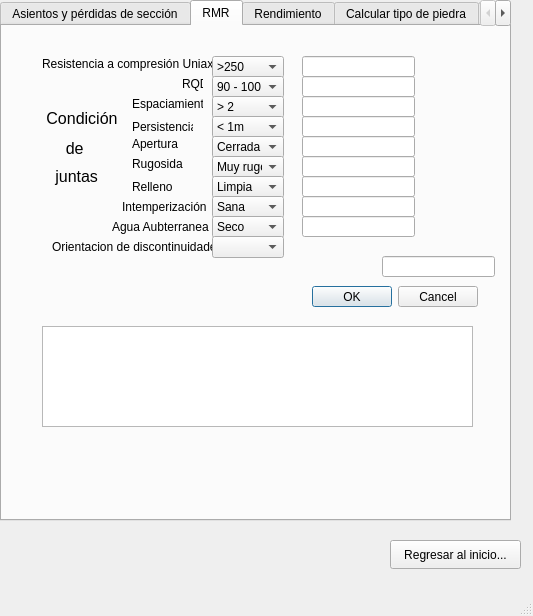
The window that maincalculoswindow.ui (lumartch/Proyecto_Tuneladora) describes before a commit, drawn with Qt 5.
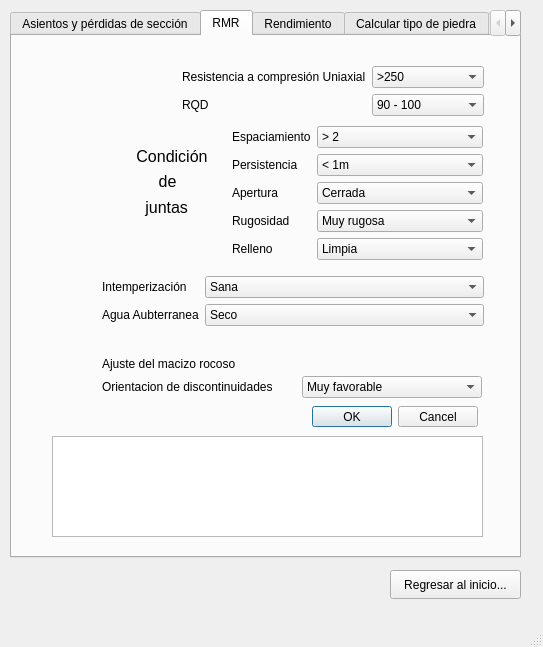
The same window after the commit. The open tabs and pages were chosen to show the change.

The edit to the form file:
```diff
--- a/maincalculoswindow.ui
+++ b/maincalculoswindow.ui
@@ -6,8 +6,8 @@
    <rect>
     <x>0</x>
     <y>0</y>
-    <width>533</width>
-    <height>616</height>
+    <width>543</width>
+    <height>647</height>
    </rect>
   </property>
   <property name="windowTitle">
@@ -17,10 +17,10 @@
    <widget class="QTabWidget" name="calculosTabWidget">
     <property name="geometry">
      <rect>
-      <x>0</x>
-      <y>0</y>
+      <x>10</x>
+      <y>10</y>
       <width>511</width>
-      <height>521</height>
+      <height>548</height>
      </rect>
     </property>
     <property name="currentIndex">
@@ -271,119 +271,18 @@
      <attribute name="title">
       <string>RMR</string>
      </attribute>
-     <widget class="QLabel" name="resistenciaL">
-      <property name="geometry">
-       <rect>
-        <x>40</x>
-        <y>30</y>
-        <width>171</width>
-        <height>16</height>
-       </rect>
-      </property>
-      <property name="text">
-       <string>Resistencia a compresión Uniaxial</string>
-      </property>
-     </widget>
-     <widget class="QLabel" name="rqdL">
-      <property name="geometry">
-       <rect>
-        <x>180</x>
-        <y>50</y>
-        <width>21</width>
-        <height>16</height>
-       </rect>
-      </property>
-      <property name="text">
-       <string>RQD</string>
-      </property>
-     </widget>
-     <widget class="QLabel" name="espaciamientoL">
-      <property name="geometry">
-       <rect>
-        <x>130</x>
-        <y>70</y>
-        <width>71</width>
-        <height>16</height>
-       </rect>
-      </property>
-      <property name="text">
-       <string>Espaciamiento</string>
-      </property>
-     </widget>
-     <widget class="QLabel" name="persistenciaL">
-      <property name="geometry">
-       <rect>
-        <x>130</x>
-        <y>90</y>
-        <width>61</width>
-        <height>21</height>
-       </rect>
-      </property>
-      <property name="text">
-       <string>Persistencia</string>
-      </property>
-     </widget>
-     <widget class="QLabel" name="aperturaL">
-      <property name="geometry">
-       <rect>
-        <x>130</x>
-        <y>110</y>
-        <width>47</width>
-        <height>16</height>
-       </rect>
-      </property>
-      <property name="text">
-       <string>Apertura</string>
-      </property>
-     </widget>
-     <widget class="QLabel" name="rugosidadL">
-      <property name="geometry">
-       <rect>
-        <x>130</x>
-        <y>130</y>
-        <width>51</width>
-        <height>16</height>
-       </rect>
-      </property>
-      <property name="text">
-       <string>Rugosidad</string>
-      </property>
-     </widget>
-     <widget class="QLabel" name="rellenoL">
-      <property name="geometry">
-       <rect>
-        <x>130</x>
-        <y>150</y>
-        <width>47</width>
-        <height>21</height>
-       </rect>
-      </property>
-      <property name="text">
-       <string>Relleno</string>
-      </property>
-     </widget>
-     <widget class="QLabel" name="intemperizacionL">
+     <widget class="QWidget" name="verticalLayoutWidget">
       <property name="geometry">
        <rect>
         <x>120</x>
-        <y>170</y>
-        <width>91</width>
-        <height>21</height>
+        <y>110</y>
+        <width>86</width>
+        <height>71</height>
        </rect>
       </property>
-      <property name="text">
-       <string>Intemperización</string>
-      </property>
-     </widget>
+      <layout class="QGridLayout" name="gridLayout">
+       <item row="0" column="0">
      <widget class="QLabel" name="condicionL">
-      <property name="geometry">
-       <rect>
-        <x>40</x>
-        <y>72</y>
-        <width>81</width>
-        <height>41</height>
-       </rect>
-      </property>
       <property name="font">
        <font>
         <pointsize>12</pointsize>
@@ -393,33 +292,21 @@
        <string> Condición</string>
       </property>
      </widget>
+       </item>
+       <item row="1" column="0">
      <widget class="QLabel" name="deL">
-      <property name="geometry">
-       <rect>
-        <x>46</x>
-        <y>112</y>
-        <width>71</width>
-        <height>21</height>
-       </rect>
-      </property>
       <property name="font">
        <font>
         <pointsize>12</pointsize>
        </font>
       </property>
       <property name="text">
-       <string>    de</string>
-      </property>
-     </widget>
+          <string>      de</string>
+         </property>
+        </widget>
+       </item>
+       <item row="2" column="0">
      <widget class="QLabel" name="juntasL">
-      <property name="geometry">
-       <rect>
-        <x>40</x>
-        <y>140</y>
-        <width>71</width>
-        <height>21</height>
-       </rect>
-      </property>
       <property name="font">
        <font>
         <pointsize>12</pointsize>
@@ -429,39 +316,115 @@
        <string>   juntas</string>
       </property>
      </widget>
-     <widget class="QWidget" name="verticalLayoutWidget">
+       </item>
+      </layout>
+     </widget>
+     <widget class="QLabel" name="discontinuidadL">
+      <property name="geometry">
+       <rect>
+        <x>90</x>
+        <y>340</y>
+        <width>194</width>
+        <height>22</height>
+       </rect>
+      </property>
+      <property name="text">
+       <string>Orientacion de discontinuidades</string>
+      </property>
+     </widget>
+     <widget class="QComboBox" name="discontinuidadCB">
+      <property name="geometry">
+       <rect>
+        <x>290</x>
+        <y>340</y>
+        <width>180</width>
+        <height>22</height>
+       </rect>
+      </property>
+      <item>
+       <property name="text">
+        <string>Muy favorable</string>
+       </property>
+      </item>
+      <item>
+       <property name="text">
+        <string>Favorable</string>
+       </property>
+      </item>
+      <item>
+       <property name="text">
+        <string>Medio</string>
+       </property>
+      </item>
+      <item>
+       <property name="text">
+        <string>Desfavorable</string>
+       </property>
+      </item>
+      <item>
+       <property name="text">
+        <string>Muy desfavorable</string>
+       </property>
+      </item>
+     </widget>
+     <widget class="QTextEdit" name="rmrTE">
       <property name="geometry">
        <rect>
         <x>40</x>
-        <y>70</y>
-        <width>81</width>
+        <y>400</y>
+        <width>431</width>
         <height>101</height>
        </rect>
       </property>
-      <layout class="QVBoxLayout" name="verticalLayout"/>
      </widget>
-     <widget class="QComboBox" name="resistenciaCB">
+     <widget class="QDialogButtonBox" name="rmrBB">
       <property name="geometry">
        <rect>
-        <x>210</x>
-        <y>30</y>
-        <width>72</width>
-        <height>22</height>
+        <x>300</x>
+        <y>370</y>
+        <width>166</width>
+        <height>21</height>
        </rect>
       </property>
-      <item>
+      <property name="standardButtons">
+       <set>QDialogButtonBox::Cancel|QDialogButtonBox::Ok</set>
+      </property>
+     </widget>
+     <widget class="QLabel" name="ajusteL">
+      <property name="geometry">
+       <rect>
+        <x>90</x>
+        <y>320</y>
+        <width>381</width>
+        <height>16</height>
+       </rect>
+      </property>
        <property name="text">
-        <string>&gt;250</string>
-       </property>
-      </item>
-      <item>
+       <string>Ajuste del macizo rocoso</string>
+      </property>
+     </widget>
+     <widget class="QWidget" name="">
+      <property name="geometry">
+       <rect>
+        <x>90</x>
+        <y>240</y>
+        <width>382</width>
+        <height>61</height>
+       </rect>
+      </property>
+      <layout class="QFormLayout" name="formLayout">
+       <item row="0" column="0">
+        <widget class="QLabel" name="intemperizacionL">
        <property name="text">
-        <string>100 - 250</string>
-       </property>
-      </item>
+          <string>Intemperización</string>
+         </property>
+        </widget>
+       </item>
+       <item row="0" column="1">
+        <widget class="QComboBox" name="intemperizacionCB">
       <item>
        <property name="text">
-        <string>50 -100</string>
+           <string>Sana</string>
        </property>
       </item>
       <item>
@@ -485,18 +448,19 @@
        </property>
       </item>
      </widget>
-     <widget class="QComboBox" name="rqdCB">
-      <property name="geometry">
-       <rect>
-        <x>210</x>
-        <y>50</y>
-        <width>72</width>
-        <height>22</height>
-       </rect>
-      </property>
+       </item>
+       <item row="1" column="0">
+        <widget class="QLabel" name="aguaL">
+         <property name="text">
+          <string>Agua Aubterranea</string>
+         </property>
+        </widget>
+       </item>
+       <item row="1" column="1">
+        <widget class="QComboBox" name="aguaCB">
       <item>
        <property name="text">
-        <string>90 - 100</string>
+           <string>Seco</string>
        </property>
       </item>
       <item>
@@ -520,15 +484,28 @@
        </property>
       </item>
      </widget>
+       </item>
+      </layout>
+     </widget>
+     <widget class="QWidget" name="">
+      <property name="geometry">
+       <rect>
+        <x>220</x>
+        <y>90</y>
+        <width>251</width>
+        <height>136</height>
+       </rect>
+      </property>
+      <layout class="QFormLayout" name="formLayout_2">
+       <item row="0" column="0">
+        <widget class="QLabel" name="espaciamientoL">
+         <property name="text">
+          <string>Espaciamiento</string>
+         </property>
+        </widget>
+       </item>
+       <item row="0" column="1">
      <widget class="QComboBox" name="espaciamientoCB">
-      <property name="geometry">
-       <rect>
-        <x>210</x>
-        <y>70</y>
-        <width>72</width>
-        <height>22</height>
-       </rect>
-      </property>
       <item>
        <property name="text">
         <string>&gt; 2</string>
@@ -555,15 +532,16 @@
        </property>
       </item>
      </widget>
+       </item>
+       <item row="1" column="0">
+        <widget class="QLabel" name="persistenciaL">
+         <property name="text">
+          <string>Persistencia</string>
+         </property>
+        </widget>
+       </item>
+       <item row="1" column="1">
      <widget class="QComboBox" name="persistenciaCB">
-      <property name="geometry">
-       <rect>
-        <x>210</x>
-        <y>90</y>
-        <width>72</width>
-        <height>22</height>
-       </rect>
-      </property>
       <item>
        <property name="text">
         <string>&lt; 1m</string>
@@ -590,15 +568,16 @@
        </property>
       </item>
      </widget>
+       </item>
+       <item row="2" column="0">
+        <widget class="QLabel" name="aperturaL">
+         <property name="text">
+          <string>Apertura</string>
+         </property>
+        </widget>
+       </item>
+       <item row="2" column="1">
      <widget class="QComboBox" name="aperturaCB">
-      <property name="geometry">
-       <rect>
-        <x>210</x>
-        <y>110</y>
-        <width>72</width>
-        <height>22</height>
-       </rect>
-      </property>
       <item>
        <property name="text">
         <string>Cerrada</string>
@@ -625,15 +604,16 @@
        </property>
       </item>
      </widget>
+       </item>
+       <item row="3" column="0">
+        <widget class="QLabel" name="rugosidadL">
+         <property name="text">
+          <string>Rugosidad</string>
+         </property>
+        </widget>
+       </item>
+       <item row="3" column="1">
      <widget class="QComboBox" name="rugosidadCB">
-      <property name="geometry">
-       <rect>
-        <x>210</x>
-        <y>130</y>
-        <width>72</width>
-        <height>22</height>
-       </rect>
-      </property>
       <item>
        <property name="text">
         <string>Muy rugosa</string>
@@ -660,15 +640,16 @@
        </property>
       </item>
      </widget>
+       </item>
+       <item row="4" column="0">
+        <widget class="QLabel" name="rellenoL">
+         <property name="text">
+          <string>Relleno</string>
+         </property>
+        </widget>
+       </item>
+       <item row="4" column="1">
      <widget class="QComboBox" name="rellenoCB">
-      <property name="geometry">
-       <rect>
-        <x>210</x>
-        <y>150</y>
-        <width>72</width>
-        <height>22</height>
-       </rect>
-      </property>
       <item>
        <property name="text">
         <string>Limpia</string>
@@ -695,234 +676,102 @@
        </property>
       </item>
      </widget>
-     <widget class="QComboBox" name="intemperizacionCB">
-      <property name="geometry">
-       <rect>
-        <x>210</x>
-        <y>170</y>
-        <width>72</width>
-        <height>22</height>
-       </rect>
-      </property>
-      <item>
-       <property name="text">
-        <string>Sana</string>
-       </property>
-      </item>
-      <item>
-       <property name="text">
-        <string>Ligeramente alterada</string>
-       </property>
-      </item>
-      <item>
-       <property name="text">
-        <string>Moderadamente alterada</string>
-       </property>
-      </item>
-      <item>
-       <property name="text">
-        <string>Muy alterada</string>
-       </property>
-      </item>
-      <item>
-       <property name="text">
-        <string>Descompuesta</string>
-       </property>
-      </item>
+       </item>
+      </layout>
      </widget>
-     <widget class="QLabel" name="aguaL">
+     <widget class="QWidget" name="">
       <property name="geometry">
        <rect>
-        <x>110</x>
-        <y>190</y>
-        <width>101</width>
-        <height>21</height>
-       </rect>
-      </property>
-      <property name="text">
-       <string>Agua Aubterranea</string>
-      </property>
-     </widget>
-     <widget class="QComboBox" name="aguaCB">
-      <property name="geometry">
-       <rect>
-        <x>210</x>
-        <y>190</y>
-        <width>72</width>
-        <height>22</height>
-       </rect>
-      </property>
-      <item>
-       <property name="text">
-        <string>Seco</string>
-       </property>
-      </item>
-      <item>
-       <property name="text">
-        <string>Humedo</string>
-       </property>
-      </item>
-      <item>
-       <property name="text">
-        <string>Mojado</string>
-       </property>
-      </item>
-      <item>
-       <property name="text">
-        <string>Goteo</string>
-       </property>
-      </item>
-      <item>
-       <property name="text">
-        <string>Flujo</string>
-       </property>
-      </item>
-     </widget>
-     <widget class="QLabel" name="discontinuidadL">
-      <property name="geometry">
-       <rect>
-        <x>50</x>
-        <y>210</y>
-        <width>161</width>
-        <height>21</height>
-       </rect>
-      </property>
-      <property name="text">
-       <string>Orientacion de discontinuidades</string>
-      </property>
-     </widget>
-     <widget class="QComboBox" name="discontinuidadCB">
-      <property name="geometry">
-       <rect>
-        <x>210</x>
-        <y>210</y>
-        <width>72</width>
-        <height>22</height>
-       </rect>
-      </property>
-     </widget>
-     <widget class="QTextEdit" name="rmrTE">
-      <property name="geometry">
-       <rect>
-        <x>40</x>
-        <y>300</y>
-        <width>431</width>
-        <height>101</height>
-       </rect>
-      </property>
-     </widget>
-     <widget class="QDialogButtonBox" name="rmrBB">
-      <property name="geometry">
-       <rect>
-        <x>310</x>
-        <y>260</y>
-        <width>166</width>
-        <height>21</height>
-       </rect>
-      </property>
-      <property name="standardButtons">
-       <set>QDialogButtonBox::Cancel|QDialogButtonBox::Ok</set>
-      </property>
-     </widget>
-     <widget class="QLineEdit" name="resistenciaLE">
-      <property name="geometry">
-       <rect>
-        <x>300</x>
+        <x>170</x>
         <y>30</y>
-        <width>113</width>
-        <height>21</height>
+        <width>302</width>
+        <height>52</height>
        </rect>
       </property>
-     </widget>
-     <widget class="QLineEdit" name="rqdLE">
-      <property name="geometry">
-       <rect>
-        <x>300</x>
-        <y>50</y>
-        <width>113</width>
-        <height>21</height>
-       </rect>
-      </property>
-     </widget>
-     <widget class="QLineEdit" name="espaciamientoLE">
-      <property name="geometry">
-       <rect>
-        <x>300</x>
-        <y>70</y>
-        <width>113</width>
-        <height>21</height>
-       </rect>
-      </property>
-     </widget>
-     <widget class="QLineEdit" name="persistenciaLE">
-      <property name="geometry">
-       <rect>
-        <x>300</x>
-        <y>90</y>
-        <width>113</width>
-        <height>21</height>
-       </rect>
-      </property>
-     </widget>
-     <widget class="QLineEdit" name="aperturaLE">
-      <property name="geometry">
-       <rect>
-        <x>300</x>
-        <y>110</y>
-        <width>113</width>
-        <height>21</height>
-       </rect>
-      </property>
-     </widget>
-     <widget class="QLineEdit" name="rugosidadLE">
-      <property name="geometry">
-       <rect>
-        <x>300</x>
-        <y>130</y>
-        <width>113</width>
-        <height>21</height>
-       </rect>
-      </property>
-     </widget>
-     <widget class="QLineEdit" name="rellenoLE">
-      <property name="geometry">
-       <rect>
-        <x>300</x>
-        <y>150</y>
-        <width>113</width>
-        <height>21</height>
-       </rect>
-      </property>
-     </widget>
-     <widget class="QLineEdit" name="intemperizacionLE">
-      <property name="geometry">
-       <rect>
-        <x>300</x>
-        <y>170</y>
-        <width>113</width>
-        <height>21</height>
-       </rect>
-      </property>
-     </widget>
-     <widget class="QLineEdit" name="aguaLE">
-      <property name="geometry">
-       <rect>
-        <x>300</x>
-        <y>190</y>
-        <width>113</width>
-        <height>21</height>
-       </rect>
-      </property>
-     </widget>
-     <widget class="QLineEdit" name="totalLE">
-      <property name="geometry">
-       <rect>
-        <x>380</x>
-        <y>230</y>
-        <width>113</width>
-        <height>21</height>
-       </rect>
-      </property>
+      <layout class="QFormLayout" name="formLayout_3">
+       <item row="0" column="0">
+        <widget class="QLabel" name="resistenciaL">
+         <property name="text">
+          <string>Resistencia a compresión Uniaxial</string>
+         </property>
+        </widget>
+       </item>
+       <item row="0" column="1">
+        <widget class="QComboBox" name="resistenciaCB">
+         <item>
+          <property name="text">
+           <string>&gt;250</string>
+          </property>
+         </item>
+         <item>
+          <property name="text">
+           <string>100 - 250</string>
+          </property>
+         </item>
+         <item>
+          <property name="text">
+           <string>50 -100</string>
+          </property>
+         </item>
+         <item>
+          <property name="text">
+           <string>25 -50</string>
+          </property>
+         </item>
+         <item>
+          <property name="text">
+           <string>5 - 25</string>
+          </property>
+         </item>
+         <item>
+          <property name="text">
+           <string>1 -5</string>
+          </property>
+         </item>
+         <item>
+          <property name="text">
+           <string>&lt; 1</string>
+          </property>
+         </item>
+        </widget>
+       </item>
+       <item row="1" column="0">
+        <widget class="QLabel" name="rqdL">
+         <property name="text">
+          <string>RQD</string>
+         </property>
+        </widget>
+       </item>
+       <item row="1" column="1">
+        <widget class="QComboBox" name="rqdCB">
+         <item>
+          <property name="text">
+           <string>90 - 100</string>
+          </property>
+         </item>
+         <item>
+          <property name="text">
+           <string>75 - 90</string>
+          </property>
+         </item>
+         <item>
+          <property name="text">
+           <string>50 - 75</string>
+          </property>
+         </item>
+         <item>
+          <property name="text">
+           <string>25 - 50</string>
+          </property>
+         </item>
+         <item>
+          <property name="text">
+           <string>&lt; 25</string>
+          </property>
+         </item>
+        </widget>
+       </item>
+      </layout>
      </widget>
     </widget>
     <widget class="QWidget" name="rendimientoTab">
@@ -1319,7 +1168,7 @@
     <property name="geometry">
      <rect>
       <x>390</x>
-      <y>540</y>
+      <y>570</y>
       <width>131</width>
       <height>29</height>
      </rect>
```
Left out of the diff: 22 changed lines with no effect on the pictures. Lines whose indentation alone changed are shown as unchanged.
